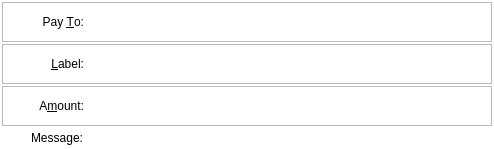
First picture: the form in src/qt/forms/sendcoinsentry.ui, repository MassGrid/MassGrid, before the edit.
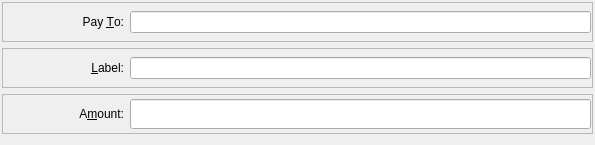
Second picture: the form after the edit. Icons and pictures are not drawn. Custom widgets are drawn as their Qt base class.

What changed in the file:
```diff
--- a/src/qt/forms/sendcoinsentry.ui
+++ b/src/qt/forms/sendcoinsentry.ui
@@ -6,14 +6,14 @@
    <rect>
     <x>0</x>
     <y>0</y>
-    <width>494</width>
-    <height>149</height>
+    <width>595</width>
+    <height>145</height>
    </rect>
   </property>
   <property name="maximumSize">
    <size>
     <width>16777215</width>
-    <height>149</height>
+    <height>16777215</height>
    </size>
   </property>
   <property name="focusPolicy">
@@ -26,36 +26,11 @@
    <bool>false</bool>
   </property>
   <property name="styleSheet">
-   <string notr="true">QStackedWidget#SendCoinsEntry{
+   <string notr="true">QStackedWidget#SendCoinsEntry,
+QFrame#SendCoins{
 border:hidden;
 }
-
-QMenu{
-color:rgb(255,255,255);
-    background-color: rgb(198,125,26);
-    border:0px solid transparent;
-}
-QMenu::item{
-    padding:0px 20px 0px 20px;
-    margin-left: 2px;
-    margin-right: 2px;
-    margin-top: 2px;
-    margin-bottom: 2px;
-    height:30px;
-}
-
-QMenu::item:selected:enabled{
-    background-color: rgb(239,169,4);
-    color: white;
-}
-
-QMenu::item:selected:!enabled{
-    background:transparent;
-}
-QMenu::item:!enabled{
-    background:transparent;
-	color:rgb(125,125,125);
-}</string>
+</string>
   </property>
   <property name="currentIndex">
    <number>0</number>
@@ -65,25 +40,7 @@
     <string>This is a normal payment.</string>
    </property>
    <property name="styleSheet">
-    <string notr="true">QLineEdit{
-min-height:30;
-border:hidden;
-background-color:rgb(255,255,255);
-}
-QToolButton{
-border:hidden;
-min-height:28px;
-min-width:28px;
-}
-QFrame#SendCoins{
-border:hidden;
-background-color: rgb(255, 255, 255);
-}
-
-QFrame#frame_10,QFrame#frame_lable,QFrame#frame_3{
-	border:1px solid rgb(186, 186, 186);
-}
-</string>
+    <string notr="true"/>
    </property>
    <property name="frameShape">
     <enum>QFrame::StyledPanel</enum>
@@ -91,10 +48,7 @@
    <property name="frameShadow">
     <enum>QFrame::Sunken</enum>
    </property>
-   <layout class="QVBoxLayout" name="verticalLayout" stretch="1,1,1,1">
-    <property name="spacing">
-     <number>2</number>
-    </property>
+   <layout class="QVBoxLayout" name="verticalLayout">
     <property name="leftMargin">
      <number>2</number>
     </property>
@@ -130,7 +84,7 @@
       <property name="frameShadow">
        <enum>QFrame::Raised</enum>
       </property>
-      <layout class="QHBoxLayout" name="horizontalLayout">
+      <layout class="QHBoxLayout" name="horizontalLayout_4">
        <property name="leftMargin">
         <number>1</number>
        </property>
@@ -153,7 +107,7 @@
          </property>
          <property name="maximumSize">
           <size>
-           <width>80</width>
+           <width>120</width>
            <height>16777215</height>
           </size>
          </property>
@@ -187,60 +141,6 @@
          </property>
         </widget>
        </item>
-       <item>
-        <widget class="QToolButton" name="addressBookButton">
-         <property name="toolTip">
-          <string>Choose previously used address</string>
-         </property>
-         <property name="styleSheet">
-          <string notr="true"/>
-         </property>
-         <property name="text">
-          <string/>
-         </property>
-         <property name="icon">
-          <iconset>
-           <normaloff>:/icons/address-book</normaloff>:/icons/address-book</iconset>
-         </property>
-         <property name="shortcut">
-          <string>Alt+A</string>
-         </property>
-        </widget>
-       </item>
-       <item>
-        <widget class="QToolButton" name="pasteButton">
-         <property name="toolTip">
-          <string>Paste address from clipboard</string>
-         </property>
-         <property name="styleSheet">
-          <string notr="true"/>
-         </property>
-         <property name="text">
-          <string/>
-         </property>
-         <property name="icon">
-          <iconset>
-           <normaloff>:/icons/editpaste</normaloff>:/icons/editpaste</iconset>
-         </property>
-         <property name="shortcut">
-          <string>Alt+P</string>
-         </property>
-        </widget>
-       </item>
-       <item>
-        <widget class="QToolButton" name="deleteButton">
-         <property name="toolTip">
-          <string>Remove this entry</string>
-         </property>
-         <property name="text">
-          <string/>
-         </property>
-         <property name="icon">
-          <iconset>
-           <normaloff>:/icons/remove</normaloff>:/icons/remove</iconset>
-         </property>
-        </widget>
-       </item>
       </layout>
      </widget>
     </item>
@@ -290,7 +190,7 @@
          </property>
          <property name="maximumSize">
           <size>
-           <width>80</width>
+           <width>120</width>
            <height>16777215</height>
           </size>
          </property>
@@ -370,7 +270,7 @@
          </property>
          <property name="maximumSize">
           <size>
-           <width>80</width>
+           <width>120</width>
            <height>16777215</height>
           </size>
          </property>
@@ -417,66 +317,17 @@
      </widget>
     </item>
     <item>
-     <widget class="QFrame" name="frame_4">
-      <property name="styleSheet">
-       <string notr="true">border:hidden;</string>
+     <spacer name="verticalSpacer">
+      <property name="orientation">
+       <enum>Qt::Vertical</enum>
       </property>
-      <property name="frameShape">
-       <enum>QFrame::StyledPanel</enum>
+      <property name="sizeHint" stdset="0">
+       <size>
+        <width>20</width>
+        <height>40</height>
+       </size>
       </property>
-      <property name="frameShadow">
-       <enum>QFrame::Raised</enum>
-      </property>
-      <layout class="QHBoxLayout" name="horizontalLayout_4">
-       <property name="leftMargin">
-        <number>1</number>
-       </property>
-       <property name="topMargin">
-        <number>1</number>
-       </property>
-       <property name="rightMargin">
-        <number>1</number>
-       </property>
-       <property name="bottomMargin">
-        <number>1</number>
-       </property>
-       <item>
-        <widget class="QLabel" name="messageLabel">
-         <property name="sizePolicy">
-          <sizepolicy hsizetype="Fixed" vsizetype="Preferred">
-           <horstretch>0</horstretch>
-           <verstretch>0</verstretch>
-          </sizepolicy>
-         </property>
-         <property name="minimumSize">
-          <size>
-           <width>80</width>
-           <height>0</height>
-          </size>
-         </property>
-         <property name="text">
-          <string>Message:</string>
-         </property>
-         <property name="alignment">
-          <set>Qt::AlignRight|Qt::AlignTrailing|Qt::AlignVCenter</set>
-         </property>
-        </widget>
-       </item>
-       <item>
-        <widget class="QLabel" name="messageTextLabel">
-         <property name="toolTip">
-          <string>A message that was attached to the massgrid: URI which will be stored with the transaction for your reference. Note: This message will not be sent over the MassGrid network.</string>
-         </property>
-         <property name="text">
-          <string/>
-         </property>
-         <property name="textFormat">
-          <enum>Qt::PlainText</enum>
-         </property>
-        </widget>
-       </item>
-      </layout>
-     </widget>
+     </spacer>
     </item>
    </layout>
   </widget>
```
Left out of the diff: 8 changed lines with no effect on the pictures.
